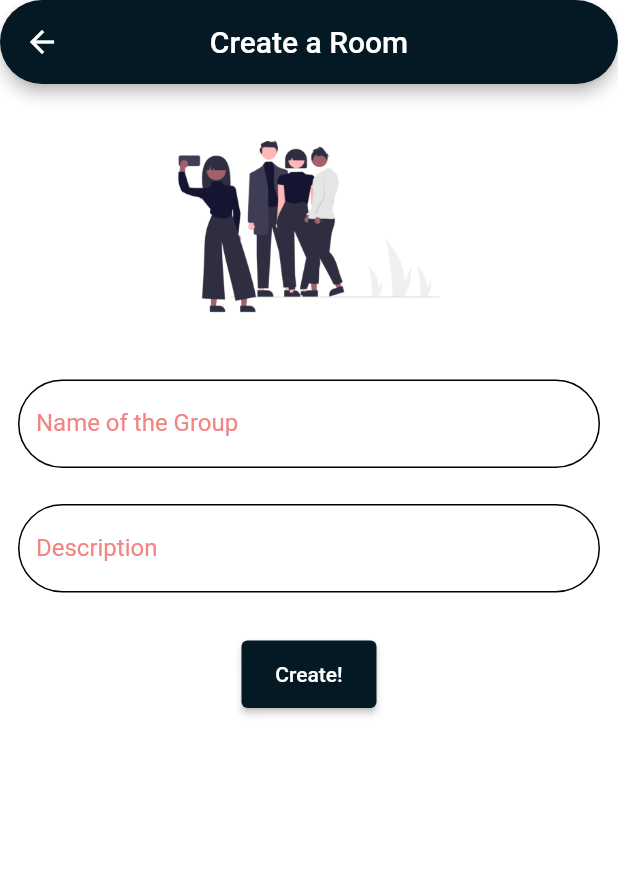
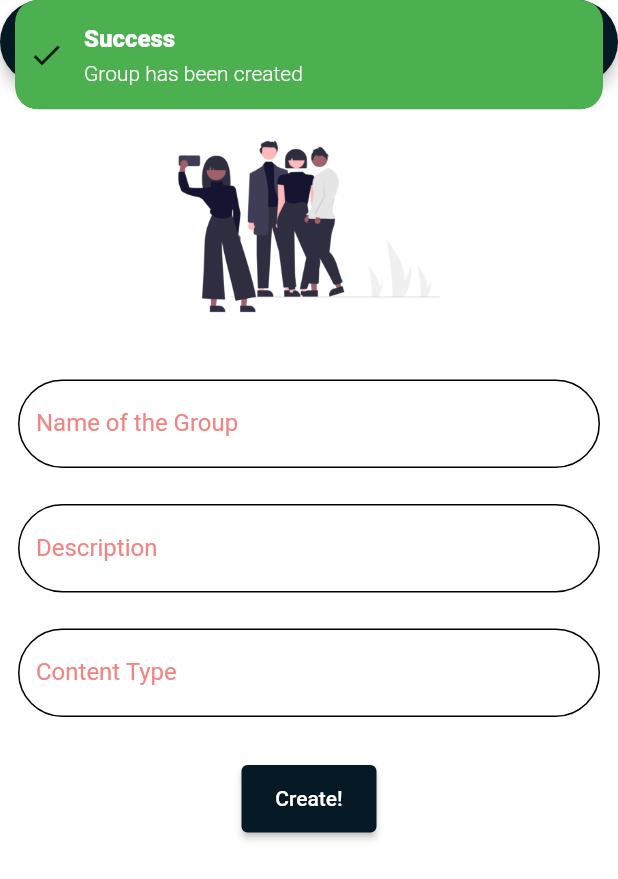
Before and after one commit to ahmadexe/Accord, a Flutter app: the CreateGroupScreen screen opened directly, after a tap on "Create!", on a phone screen of 412 x 824 dp. Shown: the top 879 px of the screen. Run offline on Flutter 3.47's test engine with Material 2 defaults, Android fonts, the phone set to English and light mode, and no system bars; our stand-ins replace cloud_firestore, firebase_auth, firebase_core, get; accounts and stored records are empty.

Commit message:
Groups backend now added

```diff
--- a/lib/screens/create_group.dart
+++ b/lib/screens/create_group.dart
@@ -1,3 +1,4 @@
+import 'package:accord/services/cloud_database.dart';
 import 'package:accord/utils/colors.dart';
 import 'package:flutter/material.dart';
 import 'package:flutter/services.dart';
@@ -11,6 +12,10 @@ class CreateGroupScreen extends StatefulWidget {
 }
 
 class _CreateGroupScreenState extends State<CreateGroupScreen> {
+  TextEditingController _nameController = TextEditingController();
+  TextEditingController _descController = TextEditingController();
+  TextEditingController _typeController = TextEditingController();
+
   @override
   Widget build(BuildContext context) {
     SystemChrome.setSystemUIOverlayStyle(SystemUiOverlayStyle.dark.copyWith(
@@ -49,6 +54,7 @@ class _CreateGroupScreenState extends State<CreateGroupScreen> {
               Padding(
                   padding: const EdgeInsets.all(12.0),
                   child: TextFormField(
+                    controller: _nameController,
                     cursorColor: secondaryColor,
                     decoration: const InputDecoration(
                       hintText: "Enter name of the group.",
@@ -65,13 +71,31 @@ class _CreateGroupScreenState extends State<CreateGroupScreen> {
               Padding(
                   padding: const EdgeInsets.all(12.0),
                   child: TextFormField(
+                    controller: _descController,
                     inputFormatters: [
-                      LengthLimitingTextInputFormatter(5),
+                      LengthLimitingTextInputFormatter(200),
                     ],
                     cursorColor: secondaryColor,
                     decoration: const InputDecoration(
                       hintText: "Enter a description.",
                       labelText: 'Description',
+                      labelStyle: TextStyle(color: secondaryColor),
+                      enabledBorder: OutlineInputBorder(
+                          borderRadius: BorderRadius.all(Radius.circular(30))),
+                      focusedBorder: OutlineInputBorder(
+                        borderSide: BorderSide(color: primaryColor),
+                        borderRadius: BorderRadius.all(Radius.circular(30)),
+                      ),
+                    ),
+                  )),
+              Padding(
+                  padding: const EdgeInsets.all(12.0),
+                  child: TextFormField(
+                    controller: _typeController,
+                    cursorColor: secondaryColor,
+                    decoration: const InputDecoration(
+                      hintText: "Enter type of content.",
+                      labelText: 'Content Type',
                       labelStyle: TextStyle(color: secondaryColor),
                       enabledBorder: OutlineInputBorder(
                           borderRadius: BorderRadius.all(Radius.circular(30))),
@@ -87,13 +111,32 @@ class _CreateGroupScreenState extends State<CreateGroupScreen> {
               SizedBox(
                   height: 45,
                   width: 90,
-                  child:
-                      ElevatedButton(onPressed: () {}, child: Text("Create!"),
-                      style:
-                      ButtonStyle(
-                        backgroundColor: MaterialStateProperty.all<Color>(primaryColor)
-                      )
-                      ,))
+                  child: ElevatedButton(
+                    onPressed: () async {
+                      String result = await CloudDatabase().createGroup(
+                          _nameController.text,
+                          _descController.text,
+                          _typeController.text);
+                      if (result == 'success') {
+                        Get.snackbar('Success', 'Group has been created',
+                            backgroundColor: Colors.green,
+                            colorText: Colors.white,
+                            snackPosition: SnackPosition.TOP,
+                            icon: const Icon(Icons.done));
+                      }
+                      else {
+                        Get.snackbar('Error!', 'An error occured',
+                            backgroundColor: Colors.red,
+                            colorText: Colors.white,
+                            snackPosition: SnackPosition.TOP,
+                            icon: const Icon(Icons.error));
+                      }
+                    },
+                    child: Text("Create!"),
+                    style: ButtonStyle(
+                        backgroundColor:
+                            MaterialStateProperty.all<Color>(primaryColor)),
+                  ))
             ],
           ),
         ),
--- /dev/null
+++ b/lib/services/cloud_database.dart
@@ -0,0 +1,38 @@
+import 'package:cloud_firestore/cloud_firestore.dart';
+import 'package:firebase_auth/firebase_auth.dart';
+import 'package:uuid/uuid.dart';
+
+class CloudDatabase {
+  FirebaseFirestore _firestore = FirebaseFirestore.instance;
+
+  Future<String> createGroup(String name, String description, String type) async {
+    try {
+      String msg = 'success';
+      String groupId = const Uuid().v1();
+      String adminId = FirebaseAuth.instance.currentUser!.uid;
+      DocumentSnapshot adminDocument =
+          await _firestore.collection('users').doc(adminId).get();
+      String adminName = (adminDocument.data() as dynamic)['name'];
+
+      await _firestore.collection('groups').doc(groupId).set({
+        'groupid': groupId,
+        'gorupName': name,
+        'description': description,
+        'adminid': adminId,
+        'adminName': adminName,
+        'type': type,
+        'members': [adminId],
+        'messages': []
+      });
+
+      await _firestore.collection('users').doc(adminId).update({
+        'groups': FieldValue.arrayUnion([groupId])
+      });
+
+      return msg;
+    } catch (e) {
+      print(e.toString());
+      return e.toString();
+    }
+  }
+}
```
Also changed, not shown: lib/screens/home_screen.dart (+15 -13 lines).
